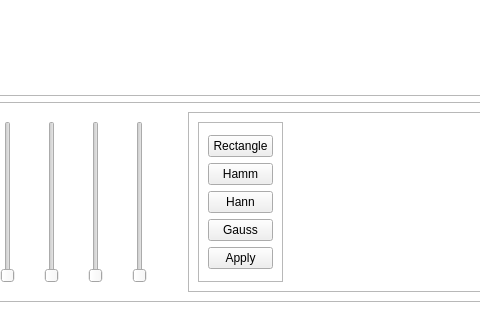
Qt form FixingGUI.ui (shehab400/Signal-Equalizer) before a commit; both pictures show x 487 to 967 and y 471 to 791 of the 1181 by 791 pixel window.
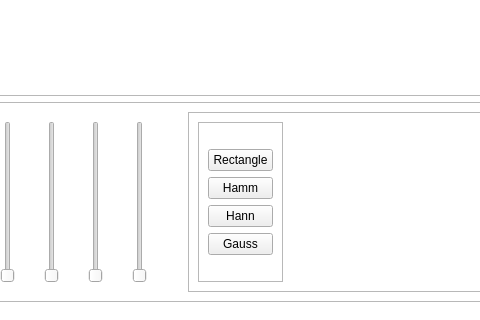
The same form after that commit. Icons and pictures are not drawn.

Commit message: el windowing arb y5ls

Patch:
```diff
--- a/FixingGUI.ui
+++ b/FixingGUI.ui
@@ -966,13 +966,6 @@
                     </property>
                    </widget>
                   </item>
-                  <item>
-                   <widget class="QPushButton" name="pushButton_5">
-                    <property name="text">
-                     <string>Apply</string>
-                    </property>
-                   </widget>
-                  </item>
                  </layout>
                 </item>
                </layout>
```
Left out of the diff: 8 changed lines with no effect on the pictures. The commit also changes 1 other file.
